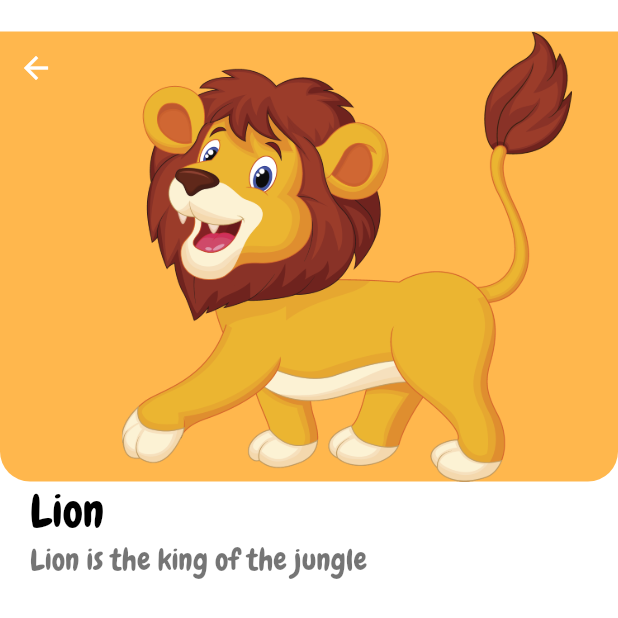
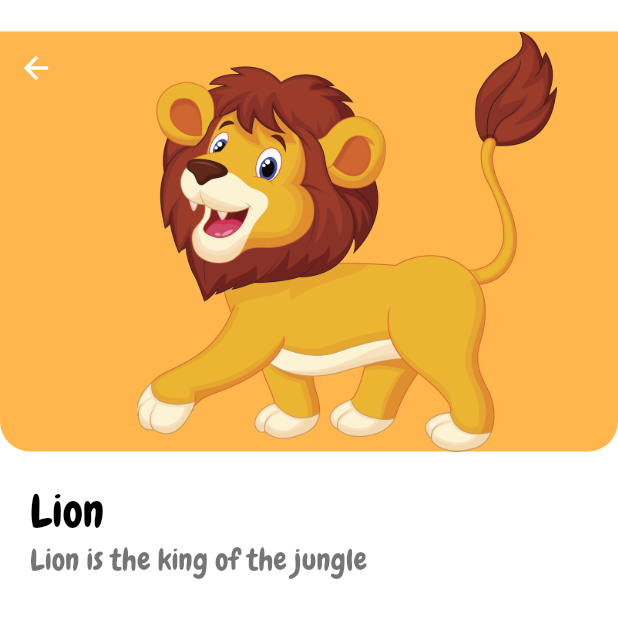
Before and after one commit to caveinn/animalApp, a Flutter app: the screen it shows after launch, after a tap on "Lion", on a phone screen of 412 x 824 dp. Shown: the top 618 px of the screen. Run offline on Flutter 3.47's test engine with Material 2 defaults, Android fonts, the phone set to English and light mode, and no system bars.

Commit message:
added animal details

```diff
--- a/lib/Data/animals.dart
+++ b/lib/Data/animals.dart
@@ -17,7 +17,18 @@ List<Animal>  getAnimals(){
     Animal("Rabbit","Rabbits are small mammals in the family of the", "Lion is the king of the jungle", Colors.green[300], "assets/images/rabbit.png"),
     Animal("Giraffe","The giraffe has a really long neck", "This allows it to reach higher leaves", Colors.brown[400], "assets/images/giraffe.png"),
      Animal("Zebra","A zebra ears grass and is stripped", "Lion is the king of the jungle", Colors.blueGrey[300], "assets/images/zebra.png"),
-    Animal("Elephant","The elephant is the largest animal in the jungle", "Lion is the king of the jungle", Colors.brown[400], "assets/images/elephant.png"),
+    Animal(
+      "Elephant",
+      "Elephants are the largest land-living mammal in the world.",
+    '''There are two types of elephant, the Asian elephant and the African elephant (although sometimes the African Elephant is split into two species, the African Forest Elephant and the African Bush Elephant).
+
+    Both female and male African elephants have tusks but only the male Asian elephants have tusks. They use their tusks for digging and finding food.
+
+    Elephants can swim – they use their trunk to breathe like a snorkel in deep water.r
+
+    ''',
+
+     Colors.brown[400], "assets/images/elephant.png"),
     Animal("Dinosaur","Dinosaurs where alive a long time ago.", "Lion is the king of the jungle", Colors.green[300], "assets/images/dinosaur.png"),
     Animal("Dog","The Dog is mans best friend and is a home pet", "Man and dog have been friends since long ago", Colors.deepOrange[300], "assets/images/pet.png"),
 
--- a/lib/animals_widgets/animal_detail.dart
+++ b/lib/animals_widgets/animal_detail.dart
@@ -33,7 +33,7 @@ import 'package:animal_for_kids/styles/textStyles.dart';
                         ),
               Container(
                 padding: EdgeInsets.only(left: 50),
-                height: 300,
+                height: 280,
                 width:double.infinity,
                 decoration: BoxDecoration(
                   borderRadius: BorderRadius.only(
```
